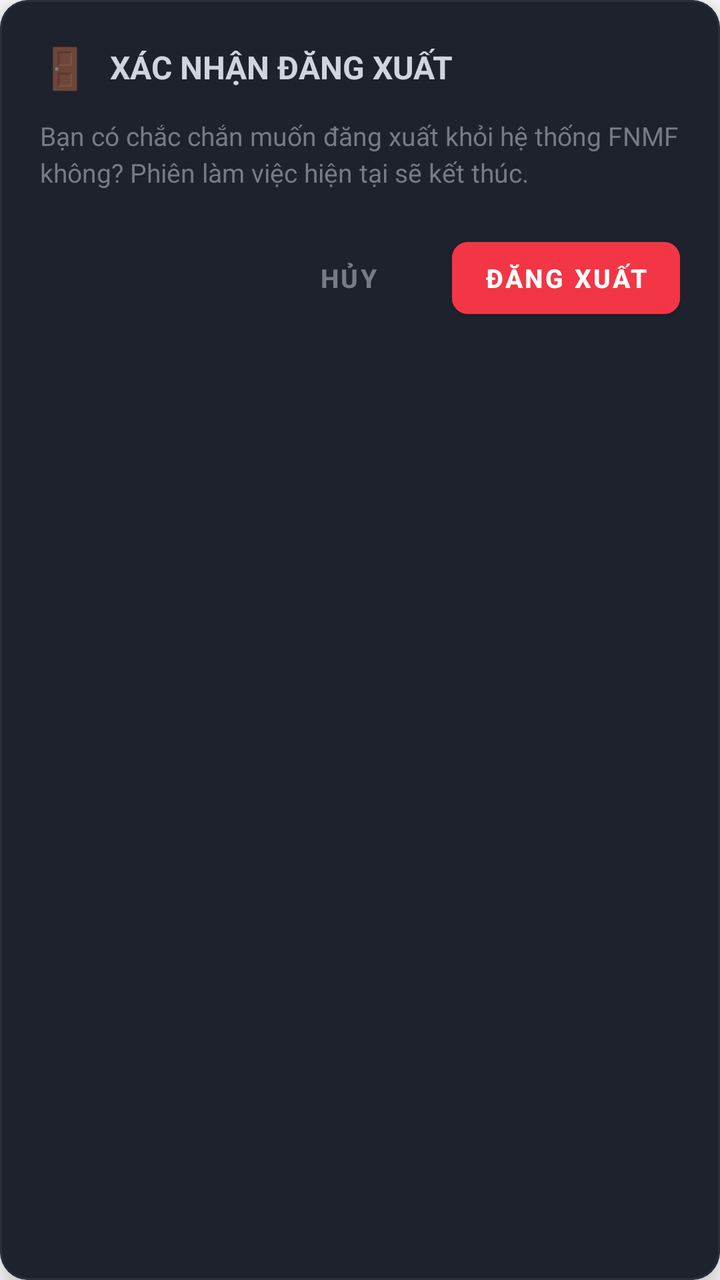
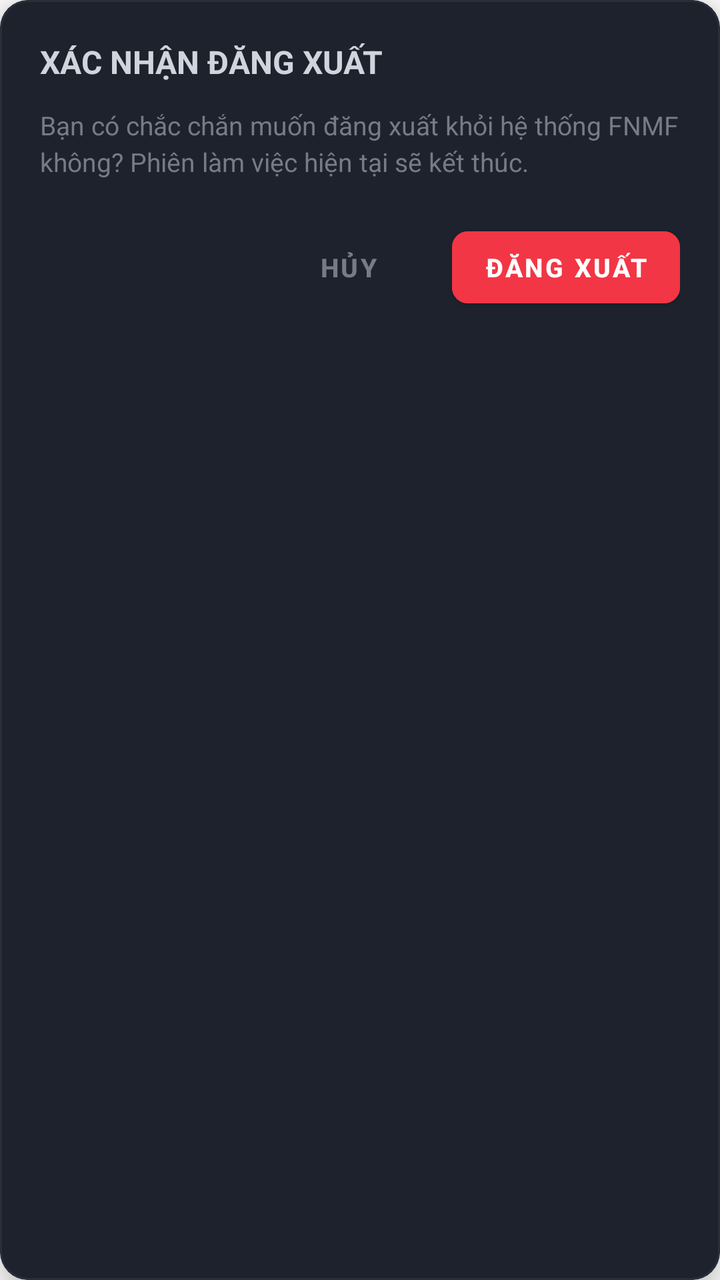

An Android layout rendered at two revisions. The XML below is the earlier revision; the diff shows what the commit changed to produce the second picture.
<!-- AndroidManifest.xml: application theme Theme.NHUMONGLENH -->
<!-- res/layout/dialog_logout_confirmation.xml -->
<?xml version="1.0" encoding="utf-8"?>
<com.google.android.material.card.MaterialCardView
    xmlns:android="http://schemas.android.com/apk/res/android"
    xmlns:app="http://schemas.android.com/apk/res-auto"
    android:layout_width="match_parent"
    android:layout_height="wrap_content"
    app:cardBackgroundColor="@color/tv_surface"
    app:cardCornerRadius="14dp"
    app:cardElevation="10dp"
    app:strokeColor="#2A2E39"
    app:strokeWidth="1dp">

    <LinearLayout
        android:layout_width="match_parent"
        android:layout_height="wrap_content"
        android:orientation="vertical"
        android:padding="20dp">

        <LinearLayout
            android:layout_width="match_parent"
            android:layout_height="wrap_content"
            android:orientation="horizontal"
            android:gravity="center_vertical"
            android:layout_marginBottom="12dp">

            <TextView
                android:layout_width="wrap_content"
                android:layout_height="wrap_content"
                android:text="🚪"
                android:textSize="20sp"
                android:layout_marginEnd="10dp" />

            <TextView
                android:layout_width="0dp"
                android:layout_height="wrap_content"
                android:layout_weight="1"
                android:text="@string/logout_dialog_title"
                android:textColor="@color/tv_text_primary"
                android:textSize="16sp"
                android:textStyle="bold" />
        </LinearLayout>

        <TextView
            android:id="@+id/tv_dialog_message"
            android:layout_width="match_parent"
            android:layout_height="wrap_content"
            android:text="@string/logout_dialog_message"
            android:textColor="@color/tv_text_secondary"
            android:textSize="13sp"
            android:lineSpacingExtra="3dp"
            android:layout_marginBottom="20dp" />

        <LinearLayout
            android:layout_width="match_parent"
            android:layout_height="wrap_content"
            android:orientation="horizontal"
            android:gravity="end">

            <com.google.android.material.button.MaterialButton
                android:id="@+id/btn_cancel_logout"
                style="@style/Widget.MaterialComponents.Button.TextButton"
                android:layout_width="wrap_content"
                android:layout_height="wrap_content"
                android:text="@string/logout_btn_cancel"
                android:textColor="@color/tv_text_secondary"
                android:textSize="13sp"
                android:textStyle="bold"
                android:layout_marginEnd="8dp" />

            <com.google.android.material.button.MaterialButton
                android:id="@+id/btn_confirm_logout"
                android:layout_width="wrap_content"
                android:layout_height="wrap_content"
                android:text="@string/logout_btn_confirm"
                android:textColor="#FFFFFF"
                android:textSize="13sp"
                android:textStyle="bold"
                android:backgroundTint="@color/tv_red"
                app:cornerRadius="8dp" />
        </LinearLayout>
    </LinearLayout>
</com.google.android.material.card.MaterialCardView>
<!-- resources referenced by this layout -->
<resources>
  <color name="tv_red">#F23645</color>
  <color name="tv_surface">#1E222D</color>
  <color name="tv_text_primary">#D1D4DC</color>
  <color name="tv_text_secondary">#787B86</color>
  <string name="logout_btn_cancel">HỦY</string>
  <string name="logout_btn_confirm">ĐĂNG XUẤT</string>
  <string name="logout_dialog_message">Bạn có chắc chắn muốn đăng xuất khỏi hệ thống FNMF không? Phiên làm việc hiện tại sẽ kết thúc.</string>
  <string name="logout_dialog_title">XÁC NHẬN ĐĂNG XUẤT</string>
  <style name="Theme.NHUMONGLENH" parent="Theme.MaterialComponents.DayNight.DarkActionBar">
          
          <item name="colorPrimary">@color/purple_500</item>
          <item name="colorPrimaryVariant">@color/purple_700</item>
          <item name="colorOnPrimary">@color/white</item>
          
          <item name="colorSecondary">@color/teal_200</item>
          <item name="colorSecondaryVariant">@color/teal_700</item>
          <item name="colorOnSecondary">@color/black</item>
          
          <item name="android:statusBarColor">?attr/colorPrimaryVariant</item>
          
      </style>
  <color name="purple_500">#FF6200EE</color>
  <color name="purple_700">#FF3700B3</color>
  <color name="white">#FFFFFFFF</color>
  <color name="teal_200">#FF03DAC5</color>
  <color name="teal_700">#FF018786</color>
  <color name="black">#FF000000</color>
</resources>

<!-- the commit's change to res/layout/dialog_logout_confirmation.xml (unified diff, before → after) -->
@@ -22,13 +22,6 @@
             android:orientation="horizontal"
             android:gravity="center_vertical"
             android:layout_marginBottom="12dp">
-
-            <TextView
-                android:layout_width="wrap_content"
-                android:layout_height="wrap_content"
-                android:text="🚪"
-                android:textSize="20sp"
-                android:layout_marginEnd="10dp" />
 
             <TextView
                 android:layout_width="0dp"
